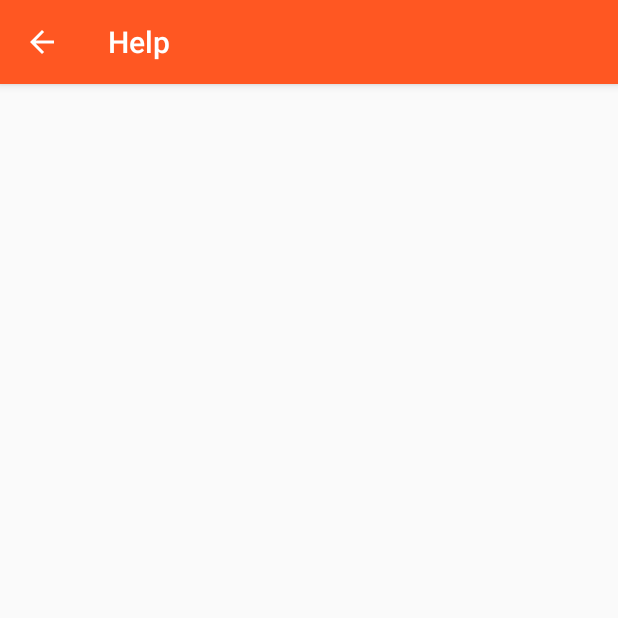
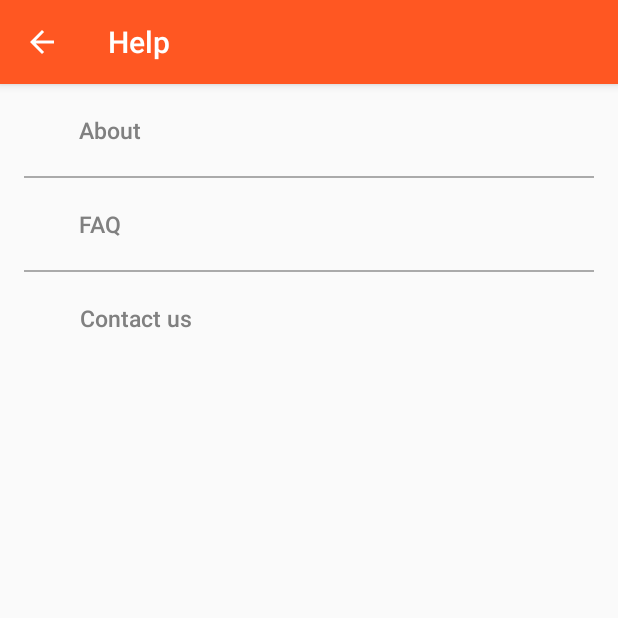
Before and after one commit to Shailendre/PChat, an Android app: the Help screen opened directly, with no data from a screen before it, on a phone screen of 412 x 824 dp, the top half of it. Run offline under Robolectric (Android 15) with nearby library versions, the phone set to English and light mode, and no system bars.

Commit message:
added help layout

```diff
--- a/app/src/main/res/layout/help.xml
+++ b/app/src/main/res/layout/help.xml
@@ -3,4 +3,61 @@
     android:orientation="vertical" android:layout_width="match_parent"
     android:layout_height="match_parent">
 
+    <Button
+        android:layout_width="match_parent"
+        android:layout_height="wrap_content"
+        android:text="About"
+        android:textAllCaps="false"
+        android:textSize="15dp"
+        android:textColor="@android:color/tab_indicator_text"
+        android:paddingTop="20dp"
+        android:paddingBottom="20dp"
+        android:paddingRight="265dp"
+        android:onClick="about"
+        android:background="@android:color/transparent"
+        />
+
+        <View
+          android:layout_width="match_parent"
+          android:layout_height="1dp"
+          android:layout_marginLeft="16dp"
+          android:layout_marginRight="16dp"
+          android:background="@android:color/darker_gray"
+          />
+
+    <Button
+        android:layout_width="match_parent"
+        android:layout_height="wrap_content"
+        android:text="FAQ"
+        android:onClick="FAQ"
+        android:textSize="15dp"
+        android:textColor="@android:color/tab_indicator_text"
+        android:paddingTop="20dp"
+        android:paddingBottom="20dp"
+        android:paddingRight="280dp"
+        android:background="@android:color/transparent"
+        />
+
+        <View
+            android:layout_width="match_parent"
+            android:layout_height="1dp"
+            android:layout_marginLeft="16dp"
+            android:layout_marginRight="16dp"
+            android:background="@android:color/darker_gray"
+            />
+
+    <Button
+        android:layout_width="match_parent"
+        android:layout_height="wrap_content"
+        android:text="Contact us"
+        android:onClick="contactUs"
+        android:textAllCaps="false"
+        android:textSize="15dp"
+        android:textColor="@android:color/tab_indicator_text"
+        android:paddingTop="20dp"
+        android:paddingBottom="20dp"
+        android:paddingRight="230dp"
+        android:background="@android:color/transparent"
+        />
+
 </LinearLayout>
```
Also changed, not shown: app/src/main/AndroidManifest.xml (+22 -4 lines), app/src/main/java/com/example/amaterasu/pchat/About.java (added, +16 -0 lines), app/src/main/java/com/example/amaterasu/pchat/ContactUs.java (added, +15 -0 lines), app/src/main/java/com/example/amaterasu/pchat/Faq.java (added, +10 -0 lines), app/src/main/java/com/example/amaterasu/pchat/Help.java (+28 -0 lines), app/src/main/res/layout/about.xml (added, +13 -0 lines), app/src/main/res/layout/contact_us.xml (added, +112 -0 lines).
